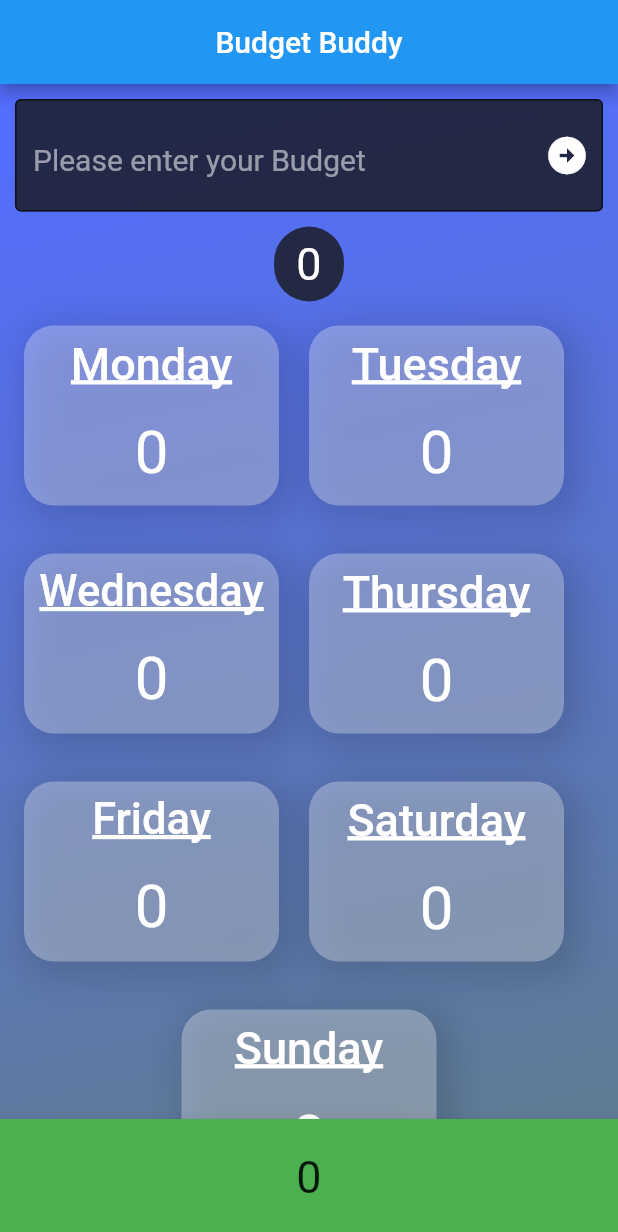
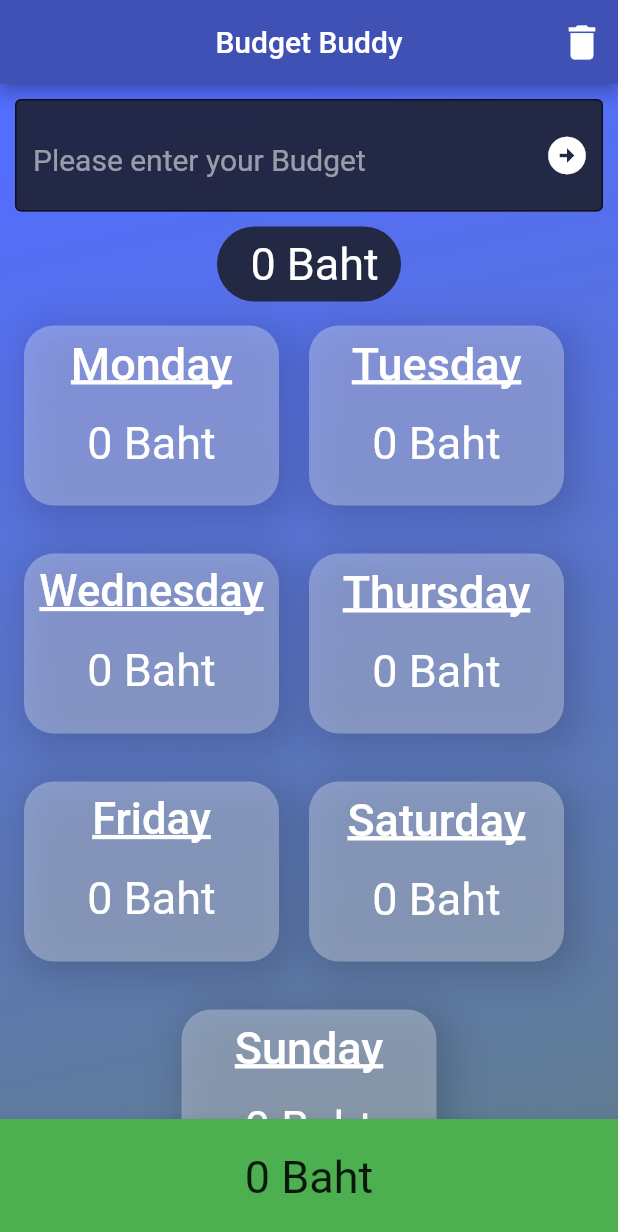
Before and after one commit to Magnus-2/budgetbuddy, a Flutter app: the screen it shows after launch, on a phone screen of 412 x 824 dp. Shown: the top 1232 px of the screen. Run offline on Flutter 3.47's test engine with Material 2 defaults, Android fonts, the phone set to English and light mode, and no system bars; our stand-ins replace shared_preferences.

Commit message:
"Somme adjustments in FontSize and currency. Add App Icon"

```diff
--- a/lib/main.dart
+++ b/lib/main.dart
@@ -47,8 +47,7 @@ class Budgetbuddy extends StatefulWidget {
 class BudgetbuddyState extends State<Budgetbuddy> {
   // _prefs will refer a created SharedPreferences  object
   late final Future<SharedPreferences> _prefs = SharedPreferences.getInstance();
-  // _counter as a Future
-  //int? _counter;
+
   late Future<int> _budget;
   final textController = TextEditingController();
   String inputtext = '';
@@ -62,6 +61,9 @@ class BudgetbuddyState extends State<Budgetbuddy> {
 
   late Future<int> _result;
   int result = 0;
+  String currency = 'Baht'; // €, $, Baht
+  // for Baht a special fontSize is needed 30 please without currency take 40
+  double currencyFS = 30;
 
   Future<void> _inputExMo(int exMo) async {
     final SharedPreferences prefs = await _prefs;
@@ -71,6 +73,7 @@ class BudgetbuddyState extends State<Budgetbuddy> {
       return prefs.getInt('exMo') ?? 0;
     });
   }
+
   Future<void> _inputExTu(int exTu) async {
     final SharedPreferences prefs = await _prefs;
     final int newEx = exTu;
@@ -79,6 +82,7 @@ class BudgetbuddyState extends State<Budgetbuddy> {
       return prefs.getInt('exTu') ?? 0;
     });
   }
+
   Future<void> _inputExWe(int exWe) async {
     final SharedPreferences prefs = await _prefs;
     final int newEx = exWe;
@@ -87,6 +91,7 @@ class BudgetbuddyState extends State<Budgetbuddy> {
       return prefs.getInt('exWe') ?? 0;
     });
   }
+
   Future<void> _inputExTh(int exTh) async {
     final SharedPreferences prefs = await _prefs;
     final int newEx = exTh;
@@ -95,6 +100,7 @@ class BudgetbuddyState extends State<Budgetbuddy> {
       return prefs.getInt('exTh') ?? 0;
     });
   }
+
   Future<void> _inputExFr(int exFr) async {
     final SharedPreferences prefs = await _prefs;
     final int newEx = exFr;
@@ -103,6 +109,7 @@ class BudgetbuddyState extends State<Budgetbuddy> {
       return prefs.getInt('exFr') ?? 0;
     });
   }
+
   Future<void> _inputExSa(int exSa) async {
     final SharedPreferences prefs = await _prefs;
     final int newEx = exSa;
@@ -111,6 +118,7 @@ class BudgetbuddyState extends State<Budgetbuddy> {
       return prefs.getInt('exSa') ?? 0;
     });
   }
+
   Future<void> _inputExSu(int exSu) async {
     final SharedPreferences prefs = await _prefs;
     final int newEx = exSu;
@@ -119,6 +127,7 @@ class BudgetbuddyState extends State<Budgetbuddy> {
       return prefs.getInt('exSu') ?? 0;
     });
   }
+
   Future<void> _inputBudget(String inputtext) async {
     int help = int.parse(inputtext);
     final SharedPreferences prefs = await _prefs;
@@ -141,19 +150,17 @@ class BudgetbuddyState extends State<Budgetbuddy> {
     int? divSa = prefs.getInt('exSa') ?? 0;
     int? divSu = prefs.getInt('exSu') ?? 0;
 
-     result = divB - (divMo+divTu+divWe+divTh+divFr+divSa+divSu);
+    result = divB - (divMo + divTu + divWe + divTh + divFr + divSa + divSu);
     prefs.setInt('result', result);
-    _result = _prefs.then((SharedPreferences prefs){
+    _result = _prefs.then((SharedPreferences prefs) {
       return prefs.getInt('result') ?? 0;
     });
   }
 
-
-  Future<void> _clearCounter() async {
+  Future<void> _clear() async {
     final SharedPreferences prefs = await _prefs;
     await prefs.clear();
   }
-
 
   Future<void> colorManager() async {
     final SharedPreferences prefs = await _prefs;
@@ -191,15 +198,28 @@ class BudgetbuddyState extends State<Budgetbuddy> {
       return prefs.getInt('result') ?? 0;
     });
     colorManager();
-
   }
-
-
 
   @override
   Widget build(BuildContext context) {
     return Scaffold(
-      appBar: AppBar(title: const Text("Budget Buddy"), centerTitle: true),
+      appBar: AppBar(
+          backgroundColor: Colors.indigo,
+          title: const Text("Budget Buddy"),
+          centerTitle: true,
+          actions: <Widget>[
+            IconButton(
+              onPressed: () {
+                _clear();
+                setState(() {
+                  Navigator.pushNamed(context, '/');
+                });
+              },
+              icon: Icon(Icons.delete, color: Colors.white,
+                size: double.tryParse('30'),),
+            ),
+          ],
+          automaticallyImplyLeading: false),
       body: SingleChildScrollView(
         child: Container(
           decoration: const BoxDecoration(
@@ -209,14 +229,19 @@ class BudgetbuddyState extends State<Budgetbuddy> {
               colors: <Color>[
                 Colors.indigoAccent,
                 Colors.blueGrey,
-      ],),),
+              ],
+            ),
+          ),
           child: Center(
             child: Column(
               children: <Widget>[
                 Padding(
                   padding: const EdgeInsets.all(10.0),
                   child: TextField(
-                    style: TextStyle(color: Colors.white, fontSize: 30,),
+                    style: TextStyle(
+                      color: Colors.white,
+                      fontSize: 30,
+                    ),
                     keyboardType: TextInputType.number,
                     controller: textController,
                     inputFormatters: <TextInputFormatter>[
@@ -224,24 +249,32 @@ class BudgetbuddyState extends State<Budgetbuddy> {
                     ], // Only numbers can be entered
                     decoration: InputDecoration(
                         filled: true,
-                        fillColor: Color.fromARGB(200,21,21,21),
+                        fillColor: Color.fromARGB(200, 21, 21, 21),
                         border: OutlineInputBorder(),
-                        hintText: 'Please enter your Budget',hintStyle: TextStyle(color: Colors.white54, fontSize: 20),
+                        hintText: 'Please enter your Budget',
+                        hintStyle:
+                            TextStyle(color: Colors.white54, fontSize: 20),
                         suffixIcon: IconButton(
                             onPressed: () {
                               setState(() {
                                 _inputBudget(inputtext = textController.text);
                               });
                             },
-                            icon: Icon(Icons.arrow_circle_right_sharp, color: Colors.white, size: double.tryParse('30'),))),
+                            icon: Icon(
+                              Icons.arrow_circle_right_sharp,
+                              color: Colors.white,
+                              size: double.tryParse('30'),
+                            ))),
                   ),
-                ),// InputBudget
+                ), // InputBudget
                 FittedBox(
                   fit: BoxFit.fitWidth,
                   alignment: Alignment.center,
                   child: Container(
                     height: 50,
-                    decoration: BoxDecoration(color: Color.fromARGB(200, 21, 21, 21), borderRadius: BorderRadius.circular(30.0)),
+                    decoration: BoxDecoration(
+                        color: Color.fromARGB(200, 21, 21, 21),
+                        borderRadius: BorderRadius.circular(30.0)),
                     child: Center(
                       child: FutureBuilder<int>(
                           future: _budget,
@@ -254,7 +287,11 @@ class BudgetbuddyState extends State<Budgetbuddy> {
                                 if (snapshot.hasError) {
                                   return const Text('Error');
                                 } else {
-                                  return Text('  ${snapshot.data}  ',style: TextStyle(color: Colors.white,fontSize: 30),);
+                                  return Text(
+                                    '   ${snapshot.data} $currency  ',
+                                    style: TextStyle(
+                                        color: Colors.white, fontSize: 30),
+                                  );
                                 }
                             }
                           }),
@@ -293,7 +330,14 @@ class BudgetbuddyState extends State<Budgetbuddy> {
                                   _division();
                                   setState(() {});
                                 },
-                                child: const Text('Monday',style: TextStyle(fontSize: 30, color: Colors.white, decoration: TextDecoration.underline, decorationThickness: 2.0),),
+                                child: const Text(
+                                  'Monday',
+                                  style: TextStyle(
+                                      fontSize: 30,
+                                      color: Colors.white,
+                                      decoration: TextDecoration.underline,
+                                      decorationThickness: 2.0),
+                                ),
                               ),
                               Padding(
                                 padding: const EdgeInsets.all(10.0),
@@ -309,7 +353,12 @@ class BudgetbuddyState extends State<Budgetbuddy> {
                                             if (snapshot.hasError) {
                                               return const Text('Error');
                                             } else {
-                                              return Text('${snapshot.data}',style: TextStyle(fontSize: 40, color: Colors.white),);
+                                              return Text(
+                                                '${snapshot.data} $currency',
+                                                style: TextStyle(
+                                                    fontSize: currencyFS,
+                                                    color: Colors.white),
+                                              );
                                             }
                                         }
                                       }),
@@ -350,7 +399,14 @@ class BudgetbuddyState extends State<Budgetbuddy> {
                                   _division();
                                   setState(() {});
                                 },
-                                child: const Text('Tuesday',style: TextStyle(fontSize: 30, color: Colors.white, decoration: TextDecoration.underline, decorationThickness: 2.0),),
+                                child: const Text(
+                                  'Tuesday',
+                                  style: TextStyle(
+                                      fontSize: 30,
+                                      color: Colors.white,
+                                      decoration: TextDecoration.underline,
+                                      decorationThickness: 2.0),
+                                ),
                               ),
                               Padding(
                                 padding: const EdgeInsets.all(10.0),
@@ -366,7 +422,12 @@ class BudgetbuddyState extends State<Budgetbuddy> {
                                             if (snapshot.hasError) {
                                               return const Text('Error');
                                             } else {
-                                              return Text('${snapshot.data}',style: TextStyle(fontSize: 40, color: Colors.white),);
+                                              return Text(
+                                                '${snapshot.data} $currency',
+                                                style: TextStyle(
+                                                    fontSize: currencyFS,
+                                                    color: Colors.white),
+                                              );
                                             }
                                         }
                                       }),
@@ -380,7 +441,7 @@ class BudgetbuddyState extends State<Budgetbuddy> {
                       ) //Tuesday
                     ],
                   ),
-                ),// Monday, Tuesday
+                ), // Monday, Tuesday
                 Padding(
                   padding: const EdgeInsets.all(8.0),
                   child: Row(
@@ -413,7 +474,14 @@ class BudgetbuddyState extends State<Budgetbuddy> {
                                   _division();
                                   setState(() {});
                                 },
-                                child: const Text('Wednesday',style: TextStyle(fontSize: 29, color: Colors.white, decoration: TextDecoration.underline, decorationThickness: 2.0),),
+                                child: const Text(
+                                  'Wednesday',
+                                  style: TextStyle(
+                                      fontSize: 29,
+                                      color: Colors.white,
+                                      decoration: TextDecoration.underline,
+                                      decorationThickness: 2.0),
+                                ),
                               ),
                               Padding(
                                 padding: const EdgeInsets.all(10.0),
@@ -429,7 +497,12 @@ class BudgetbuddyState extends State<Budgetbuddy> {
                                             if (snapshot.hasError) {
                                               return const Text('Error');
                                             } else {
-                                              return Text('${snapshot.data}',style: TextStyle(fontSize: 40, color: Colors.white),);
+                                              return Text(
+                                                '${snapshot.data} $currency',
+                                                style: TextStyle(
+                                                    fontSize: currencyFS,
+                                                    color: Colors.white),
+                                              );
                                             }
                                         }
                                       }),
@@ -470,7 +543,14 @@ class BudgetbuddyState extends State<Budgetbuddy> {
                                   _division();
                                   setState(() {});
                                 },
-                                child: const Text('Thursday',style: TextStyle(fontSize: 30, color: Colors.white, decoration: TextDecoration.underline, decorationThickness: 2.0),),
+                                child: const Text(
+                                  'Thursday',
+                                  style: TextStyle(
+                                      fontSize: 30,
+                                      color: Colors.white,
+                                      decoration: TextDecoration.underline,
+                                      decorationThickness: 2.0),
+                                ),
                               ),
                               Padding(
                                 padding: const EdgeInsets.all(10.0),
@@ -486,7 +566,12 @@ class BudgetbuddyState extends State<Budgetbuddy> {
                                             if (snapshot.hasError) {
                                               return const Text('Error');
                                             } else {
-                                              return Text('${snapshot.data}',style: TextStyle(fontSize: 40, color: Colors.white),);
+                                              return Text(
+                                                '${snapshot.data} $currency',
+                                                style: TextStyle(
+                                                    fontSize: currencyFS,
+                                                    color: Colors.white),
+                                              );
                                             }
                                         }
                                       }),
@@ -533,7 +618,14 @@ class BudgetbuddyState extends State<Budgetbuddy> {
                                   _division();
                                   setState(() {});
                                 },
-                                child: const Text('Friday',style: TextStyle(fontSize: 29, color: Colors.white, decoration: TextDecoration.underline, decorationThickness: 2.0),),
+                                child: const Text(
+                                  'Friday',
+                                  style: TextStyle(
+                                      fontSize: 29,
+                                      color: Colors.white,
+                                      decoration: TextDecoration.underline,
+                                      decorationThickness: 2.0),
+                                ),
                               ),
                               Padding(
                                 padding: const EdgeInsets.all(10.0),
@@ -549,7 +641,12 @@ class BudgetbuddyState extends State<Budgetbuddy> {
                                             if (snapshot.hasError) {
                                               return const Text('Error');
                                             } else {
-                                              return Text('${snapshot.data}',style: TextStyle(fontSize: 40, color: Colors.white),);
+                                              return Text(
+                                                '${snapshot.data} $currency',
+                                                style: TextStyle(
+                                                    fontSize: currencyFS,
+                                                    color: Colors.white),
+                                              );
                                             }
                                         }
                                       }),
@@ -590,7 +687,14 @@ class BudgetbuddyState extends State<Budgetbuddy> {
                                   _division();
                                   setState(() {});
                                 },
-                                child: const Text('Saturday',style: TextStyle(fontSize: 30, color: Colors.white, decoration: TextDecoration.underline, decorationThickness: 2.0),),
+                                child: const Text(
+                                  'Saturday',
+                                  style: TextStyle(
+                                      fontSize: 30,
+                                      color: Colors.white,
+                                      decoration: TextDecoration.underline,
+                                      decorationThickness: 2.0),
+                                ),
                               ),
                               Padding(
                                 padding: const EdgeInsets.all(10.0),
@@ -606,7 +710,12 @@ class BudgetbuddyState extends State<Budgetbuddy> {
                                             if (snapshot.hasError) {
                                               return const Text('Error');
                                             } else {
-                                              return Text('${snapshot.data}',style: TextStyle(fontSize: 40, color: Colors.white),);
+                                              return Text(
+                                                '${snapshot.data} $currency',
+                                                style: TextStyle(
+                                                    fontSize: currencyFS,
+                                                    color: Colors.white),
+                                              );
                                             }
                                         }
                                       }),
@@ -645,13 +754,20 @@ class BudgetbuddyState extends State<Budgetbuddy> {
                           TextButton(
                             onPressed: () async {
                               print('will load a Sunday screen');
-                              dynamic outSu = await Navigator.pushNamed(
-                                  context, '/sunday');
+                              dynamic outSu =
+                                  await Navigator.pushNamed(context, '/sunday');
                               _inputExSu(outSu);
                               _division();
                               setState(() {});
                             },
-                            child: const Text('Sunday',style: TextStyle(fontSize: 30, color: Colors.white, decoration: TextDecoration.underline, decorationThickness: 2.0),),
+                            child: const Text(
+                              'Sunday',
+                              style: TextStyle(
+                                  fontSize: 30,
+                                  color: Colors.white,
+                                  decoration: TextDecoration.underline,
+                                  decorationThickness: 2.0),
+                            ),
                           ),
                           Padding(
                             padding: const EdgeInsets.all(10.0),
@@ -667,7 +783,12 @@ class BudgetbuddyState extends State<Budgetbuddy> {
                                         if (snapshot.hasError) {
                                           return const Text('Error');
                                         } else {
-                                          return Text('${snapshot.data}',style: TextStyle(fontSize: 40, color: Colors.white),);
+                                          return Text(
+                                            '${snapshot.data} $currency',
+                                            style: TextStyle(
+                                                fontSize: currencyFS,
+                                                color: Colors.white),
+                                          );
                                         }
                                     }
                                   }),
@@ -686,15 +807,16 @@ class BudgetbuddyState extends State<Budgetbuddy> {
         ),
       ),
       bottomNavigationBar: BottomAppBar(
-        color: result >= 0  ? Colors.green : Colors.red,
-        child: Center(heightFactor: double.tryParse('2'),
+        color: result >= 0 ? Colors.green : Colors.red,
+        child: Center(
+          heightFactor: double.tryParse('2'),
           child: Padding(
               padding: const EdgeInsets.all(2.0),
               child: Container(
                 child: FutureBuilder<int>(
                     future: _result,
-                  builder: (BuildContext context,
-                      AsyncSnapshot<int> snapshot) {
+                    builder:
+                        (BuildContext context, AsyncSnapshot<int> snapshot) {
                       switch (snapshot.connectionState) {
                         case ConnectionState.waiting:
                           return const CircularProgressIndicator();
@@ -702,16 +824,16 @@ class BudgetbuddyState extends State<Budgetbuddy> {
                           if (snapshot.hasError) {
                             return const Text('Error');
                           } else {
-                          return Text('${snapshot.data}',style: TextStyle(fontSize: 30),);
+                            return Text(
+                              '${snapshot.data} $currency',
+                              style: TextStyle(fontSize: 30),
+                            );
                           }
                       }
                     }),
-            )
-          ),
+              )),
         ),
       ), // Result
     );
   }
-
-
 }
--- a/pubspec.yaml
+++ b/pubspec.yaml
@@ -42,6 +42,12 @@ dependencies:
 dev_dependencies:
   flutter_test:
     sdk: flutter
+  flutter_launcher_icons: ^0.12.0
+
+flutter_icons:
+  ios: true
+  android: true
+  image_path: "assets/logo.png"
 
   # The "flutter_lints" package below contains a set of recommended lints to
   # encourage good coding practices. The lint set provided by the package is
```
Also changed, not shown: assets/logo.png (added), pubspec.lock, 20 other files. Lines whose indentation alone changed are shown as unchanged.
